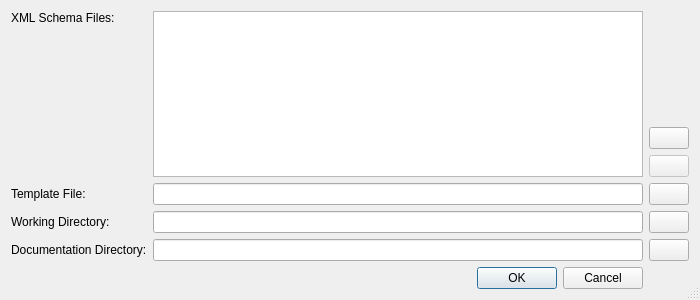
Above: gui/settingsDialog/settingsPathDialog.ui from groops-devs/groops before the change. Below: the same form after it.
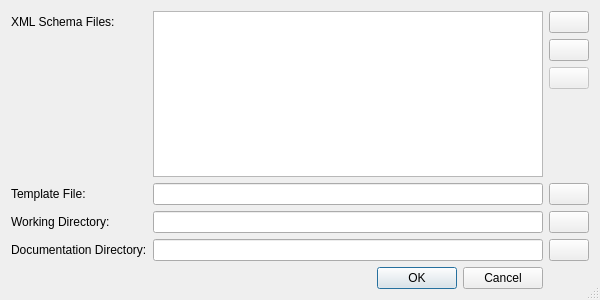
That is the form after the change. Icons and pictures are not drawn.

Commit message: GUI: Added button to change selected schema file in default files and paths settings dialog.

What changed in the file:
```diff
--- a/gui/settingsDialog/settingsPathDialog.ui
+++ b/gui/settingsDialog/settingsPathDialog.ui
@@ -6,7 +6,7 @@
    <rect>
     <x>0</x>
     <y>0</y>
-    <width>700</width>
+    <width>600</width>
     <height>300</height>
    </rect>
   </property>
@@ -22,8 +22,8 @@
   <property name="sizeGripEnabled">
    <bool>true</bool>
   </property>
-  <layout class="QGridLayout" name="gridLayout" rowstretch="1,0,0,0,0,0" columnstretch="0,1,0">
-   <item row="0" column="0" alignment="Qt::AlignTop">
+  <layout class="QGridLayout" name="gridLayout" rowstretch="0,0,0,1,0,0,0,0">
+   <item row="0" column="0">
     <widget class="QLabel" name="labelSchema">
      <property name="sizePolicy">
       <sizepolicy hsizetype="Minimum" vsizetype="Minimum">
@@ -36,7 +36,7 @@
      </property>
     </widget>
    </item>
-   <item row="0" column="1" rowspan="2">
+   <item row="0" column="1" rowspan="4">
     <widget class="QListWidget" name="listSchema">
      <property name="minimumSize">
       <size>
@@ -46,7 +46,24 @@
      </property>
     </widget>
    </item>
-   <item row="0" column="2" alignment="Qt::AlignBottom">
+   <item row="0" column="2">
+    <widget class="QPushButton" name="buttonSchemaChange">
+     <property name="sizePolicy">
+      <sizepolicy hsizetype="Minimum" vsizetype="Minimum">
+       <horstretch>0</horstretch>
+       <verstretch>0</verstretch>
+      </sizepolicy>
+     </property>
+     <property name="toolTip">
+      <string>Change schema file</string>
+     </property>
+     <property name="icon">
+      <iconset resource="../resources/icons.qrc">
+       <normaloff>:/icons/scalable/document-open.svg</normaloff>:/icons/scalable/document-open.svg</iconset>
+     </property>
+    </widget>
+   </item>
+   <item row="1" column="2">
     <widget class="QPushButton" name="buttonSchemaAdd">
      <property name="sizePolicy">
       <sizepolicy hsizetype="Minimum" vsizetype="Minimum">
@@ -63,7 +80,7 @@
      </property>
     </widget>
    </item>
-   <item row="1" column="2">
+   <item row="2" column="2">
     <widget class="QPushButton" name="buttonSchemaRemove">
      <property name="enabled">
       <bool>false</bool>
@@ -83,7 +100,7 @@
      </property>
     </widget>
    </item>
-   <item row="2" column="0">
+   <item row="4" column="0">
     <widget class="QLabel" name="labelTemplate">
      <property name="sizePolicy">
       <sizepolicy hsizetype="Minimum" vsizetype="Minimum">
@@ -96,7 +113,7 @@
      </property>
     </widget>
    </item>
-   <item row="2" column="1">
+   <item row="4" column="1">
     <widget class="QLineEdit" name="editTemplateFile">
      <property name="sizePolicy">
       <sizepolicy hsizetype="Expanding" vsizetype="Minimum">
@@ -106,7 +123,7 @@
      </property>
     </widget>
    </item>
-   <item row="2" column="2">
+   <item row="4" column="2">
     <widget class="QPushButton" name="buttonTemplateFile">
      <property name="sizePolicy">
       <sizepolicy hsizetype="Minimum" vsizetype="Minimum">
@@ -120,7 +137,7 @@
      </property>
     </widget>
    </item>
-   <item row="3" column="0">
+   <item row="5" column="0">
     <widget class="QLabel" name="labelWorkingDir">
      <property name="sizePolicy">
       <sizepolicy hsizetype="Minimum" vsizetype="Minimum">
@@ -133,7 +150,7 @@
      </property>
     </widget>
    </item>
-   <item row="3" column="1">
+   <item row="5" column="1">
     <widget class="QLineEdit" name="editWorkingDir">
      <property name="sizePolicy">
       <sizepolicy hsizetype="Expanding" vsizetype="Minimum">
@@ -143,7 +160,7 @@
      </property>
     </widget>
    </item>
-   <item row="3" column="2">
+   <item row="5" column="2">
     <widget class="QPushButton" name="buttonWorkingDir">
      <property name="sizePolicy">
       <sizepolicy hsizetype="Minimum" vsizetype="Minimum">
@@ -157,7 +174,7 @@
      </property>
     </widget>
    </item>
-   <item row="4" column="0">
+   <item row="6" column="0">
     <widget class="QLabel" name="labelDocumentationDir">
      <property name="sizePolicy">
       <sizepolicy hsizetype="Minimum" vsizetype="Minimum">
@@ -170,7 +187,7 @@
      </property>
     </widget>
    </item>
-   <item row="4" column="1">
+   <item row="6" column="1">
     <widget class="QLineEdit" name="editDocumentationDir">
      <property name="sizePolicy">
       <sizepolicy hsizetype="Expanding" vsizetype="Minimum">
@@ -180,7 +197,7 @@
      </property>
     </widget>
    </item>
-   <item row="4" column="2">
+   <item row="6" column="2">
     <widget class="QPushButton" name="buttonDocumentationDir">
      <property name="sizePolicy">
       <sizepolicy hsizetype="Minimum" vsizetype="Minimum">
@@ -194,7 +211,7 @@
      </property>
     </widget>
    </item>
-   <item row="5" column="0" colspan="2">
+   <item row="7" column="0" colspan="2">
     <widget class="QDialogButtonBox" name="buttonBox">
      <property name="sizePolicy">
       <sizepolicy hsizetype="Expanding" vsizetype="Minimum">
```
Left out of the diff: 45 changed lines with no effect on the pictures. The commit also changes 2 other files.
